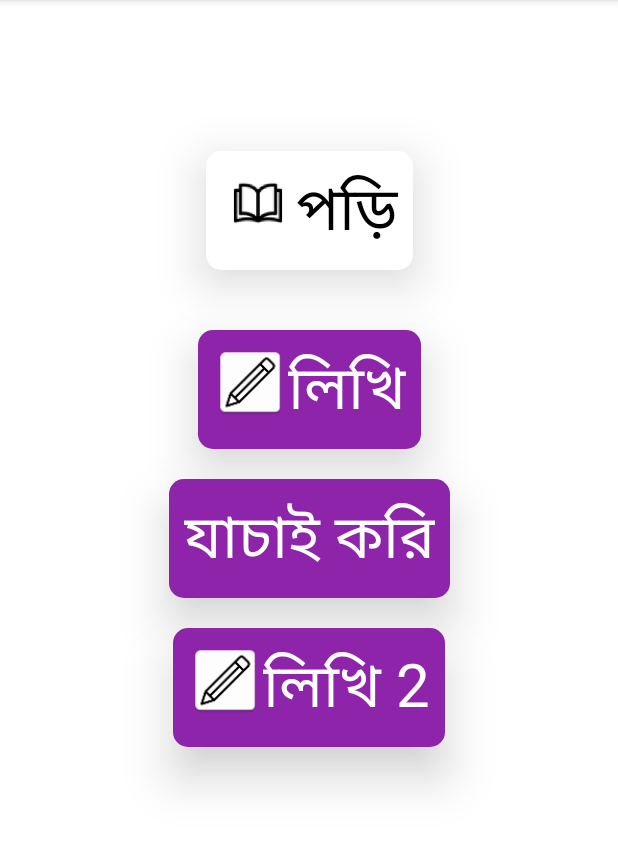
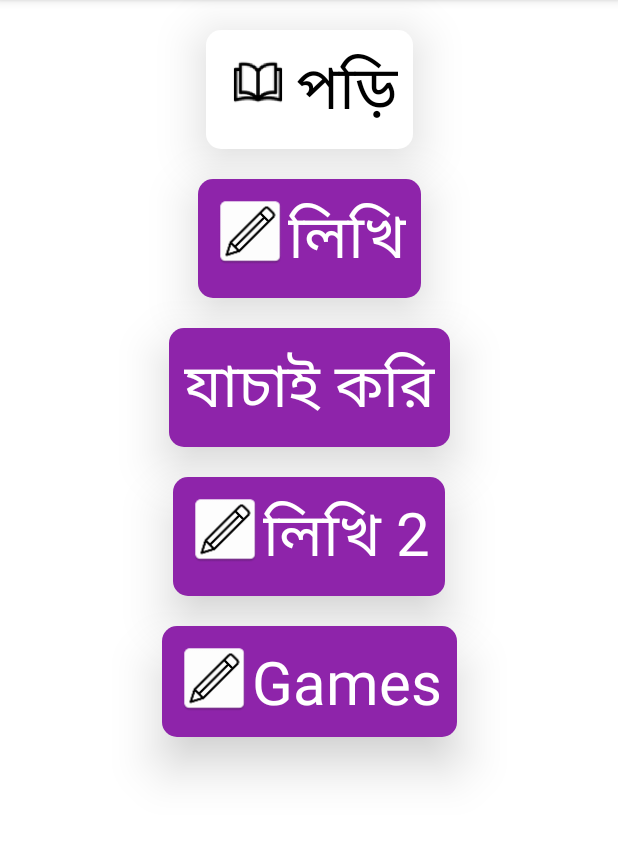
Before and after one commit to avijitacharjee/BornomalaApp, an Android app: the screen it shows after launch (MainActivity), on a phone screen of 412 x 824 dp, the part 84-939 px from its top. Run offline under Robolectric (Android 15) with nearby library versions, the phone set to English and light mode, and no system bars.

Commit message:
game button and game activity added

```diff
--- a/app/src/main/java/com/avijit/bornomala/EvalActivity.java
+++ b/app/src/main/java/com/avijit/bornomala/EvalActivity.java
@@ -57,7 +57,8 @@ public class EvalActivity extends AppCompatActivity {
     EvalCharAdapter adapter ;
     private ConstraintLayout.LayoutParams layoutParams;
     private String msg = "lakjdsf";
-    private static String SERVER_URL = "http://192.168.0.2/";
+    private static String SERVER_URL = "http://borno-api.avijitacharjee.com/";
+    //private static String SERVER_URL = "http://192.168.0.2/";
     private static final String IMAGEVIEW_TAG = "icon bitmap";
     private JSONArray questions = null;
     int index = 0;
--- a/app/src/main/java/com/avijit/bornomala/MainActivity.java
+++ b/app/src/main/java/com/avijit/bornomala/MainActivity.java
@@ -45,6 +45,8 @@ public class MainActivity extends AppCompatActivity {
                 binding.writeLogo.setVisibility(View.GONE);
 
                 binding.evalLayout.setVisibility(View.GONE);
+                binding.writeLayout2.setVisibility(View.GONE);
+                binding.gameButtonLayout.setVisibility(View.GONE);
             }else {
                 startActivity(new Intent(this,VowelActivity.class));
             }
@@ -59,6 +61,12 @@ public class MainActivity extends AppCompatActivity {
 
         binding.evalLayout.setOnClickListener(l->{
             startActivity(new Intent(this,EvalActivity.class));
+        });
+        binding.writeLayout2.setOnClickListener(l->{
+            Toast.makeText(this, "Write2", Toast.LENGTH_SHORT).show();
+        });
+        binding.gameButtonLayout.setOnClickListener(listener->{
+            startActivity(new Intent(this,GamesActivity.class));
         });
     }
     public void animate(){
@@ -76,6 +84,8 @@ public class MainActivity extends AppCompatActivity {
             binding.writeText.setText("লিখি");
             binding.writeLogo.setVisibility(View.VISIBLE);
             binding.evalLayout.setVisibility(View.VISIBLE);
+            binding.gameButtonLayout.setVisibility(View.VISIBLE);
+            binding.writeLayout2.setVisibility(View.VISIBLE);
         }else {
             super.onBackPressed();
         }
--- a/app/src/main/res/layout/activity_main.xml
+++ b/app/src/main/res/layout/activity_main.xml
@@ -18,7 +18,7 @@
         android:background="@drawable/white_bg_round"
         android:elevation="20dp"
         android:padding="10dp"
-        app:layout_constraintBottom_toTopOf="@id/guideline"
+        app:layout_constraintTop_toTopOf="parent"
         app:layout_constraintEnd_toEndOf="parent"
         app:layout_constraintStart_toStartOf="parent"
         >
@@ -36,7 +36,7 @@
             android:layout_width="wrap_content"
             android:layout_height="wrap_content"
             android:gravity="center"
-            android:text="পড়ি"
+            android:text="@string/read_bn"
             android:textColor="#000000"
             android:textSize="40sp"
             app:layout_constraintBottom_toBottomOf="parent"
@@ -58,7 +58,7 @@
         android:padding="10dp"
         app:layout_constraintEnd_toEndOf="parent"
         app:layout_constraintStart_toStartOf="parent"
-        app:layout_constraintTop_toBottomOf="@id/guideline">
+        app:layout_constraintTop_toBottomOf="@id/read_layout">
 
         <ImageView
             android:id="@+id/write_logo"
@@ -117,6 +117,41 @@
             />
     </androidx.constraintlayout.widget.ConstraintLayout>
     <androidx.constraintlayout.widget.ConstraintLayout
+        android:id="@+id/game_button_layout"
+        android:layout_width="wrap_content"
+        android:layout_height="wrap_content"
+        android:layout_margin="20dp"
+        android:animateLayoutChanges="true"
+        android:background="@drawable/bg_round_color"
+        android:elevation="20dp"
+        android:transitionName="b"
+        android:padding="10dp"
+        app:layout_constraintEnd_toEndOf="parent"
+        app:layout_constraintStart_toStartOf="parent"
+        app:layout_constraintTop_toBottomOf="@id/write_layout2">
+
+        <ImageView
+            android:id="@+id/game_logo"
+            android:layout_width="50dp"
+            android:layout_height="50dp"
+            android:src="@mipmap/ic_pen"
+            app:layout_constraintStart_toStartOf="parent"
+            app:layout_constraintTop_toTopOf="parent" />
+
+        <com.google.android.material.textview.MaterialTextView
+            android:id="@+id/game_button_text"
+            android:layout_width="wrap_content"
+            android:layout_height="wrap_content"
+            android:gravity="center"
+            android:text="Games"
+            android:textColor="#FFFFFF"
+            android:textSize="40sp"
+            app:layout_constraintBottom_toBottomOf="parent"
+            app:layout_constraintStart_toEndOf="@id/game_logo"
+            app:layout_constraintTop_toTopOf="parent"
+            />
+    </androidx.constraintlayout.widget.ConstraintLayout>
+    <androidx.constraintlayout.widget.ConstraintLayout
         android:id="@+id/eval_layout"
         android:layout_width="wrap_content"
         android:layout_height="wrap_content"
@@ -156,6 +191,6 @@
         android:layout_width="wrap_content"
         android:layout_height="wrap_content"
         android:orientation="horizontal"
-        app:layout_constraintGuide_percent="0.26" />
+        app:layout_constraintGuide_percent="0.0" />
 
 </androidx.constraintlayout.widget.ConstraintLayout>
--- a/app/src/main/res/values/strings.xml
+++ b/app/src/main/res/values/strings.xml
@@ -1,3 +1,4 @@
 <resources>
     <string name="app_name">Bornomala</string>
+    <string name="read_bn">পড়ি</string>
 </resources>
```
Also changed, not shown: app/src/main/AndroidManifest.xml (+7 -5 lines), app/src/main/java/com/avijit/bornomala/GamesActivity.java (added, +14 -0 lines), app/src/main/res/layout/activity_games.xml (added, +9 -0 lines).
